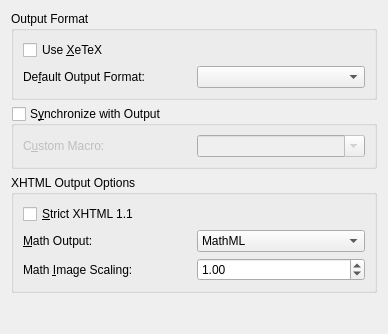
This is src/frontends/qt4/ui/OutputUi.ui in cburschka/lyx as Qt 5 draws it before an edit. The edited form follows.
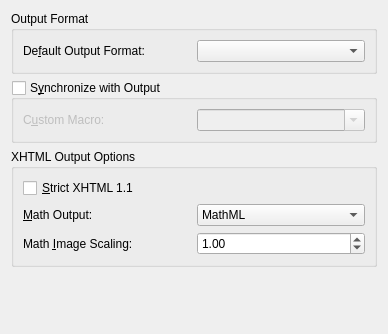
This is the edited form.

Commit message: Implement GUI for LuaTeX. File format change due to the renaming of the \use_xetex buffer param.

The edit to the form file:
```diff
--- a/src/frontends/qt4/ui/OutputUi.ui
+++ b/src/frontends/qt4/ui/OutputUi.ui
@@ -12,10 +12,10 @@
   <property name="windowTitle" >
    <string>Form</string>
   </property>
-  <layout class="QVBoxLayout" name="verticalLayout" >
-   <item>
-    <widget class="QGroupBox" name="outputFormatGB" >
-     <property name="title" >
+  <layout class="QGridLayout" name="gridLayout">
+   <item row="0" column="0">
+    <widget class="QGroupBox" name="outputFormatGB">
+     <property name="title">
       <string>Output Format</string>
      </property>
      <property name="flat" >
@@ -28,9 +28,9 @@
       <property name="spacing" >
        <number>6</number>
       </property>
-      <item row="1" column="0" >
-       <layout class="QHBoxLayout" >
-        <property name="spacing" >
+      <item row="0" column="0">
+       <layout class="QHBoxLayout">
+        <property name="spacing">
          <number>6</number>
         </property>
         <property name="margin" >
@@ -58,22 +58,12 @@
         </item>
        </layout>
       </item>
-      <item row="0" column="0" >
-       <widget class="QCheckBox" name="xetexCB" >
-        <property name="toolTip" >
-         <string>Use the XeTeX processing engine</string>
-        </property>
-        <property name="text" >
-         <string>Use &amp;XeTeX</string>
-        </property>
-       </widget>
-      </item>
      </layout>
     </widget>
    </item>
-   <item>
-    <widget class="QGroupBox" name="outputsyncCB" >
-     <property name="toolTip" >
+   <item row="1" column="0">
+    <widget class="QGroupBox" name="outputsyncCB">
+     <property name="toolTip">
       <string>Enable forward/reverse search between editor and output (e.g., SyncTeX)</string>
      </property>
      <property name="title" >
@@ -116,9 +106,9 @@
      </layout>
     </widget>
    </item>
-   <item>
-    <widget class="QGroupBox" name="xhtmlGB" >
-     <property name="title" >
+   <item row="2" column="0">
+    <widget class="QGroupBox" name="xhtmlGB">
+     <property name="title">
       <string>XHTML Output Options</string>
      </property>
      <property name="flat" >
@@ -228,9 +218,9 @@
      </layout>
     </widget>
    </item>
-   <item>
-    <spacer name="verticalSpacer" >
-     <property name="orientation" >
+   <item row="3" column="0">
+    <spacer name="verticalSpacer">
+     <property name="orientation">
       <enum>Qt::Vertical</enum>
      </property>
      <property name="sizeHint" stdset="0" >
```
Left out of the diff: 128 changed lines with no effect on the pictures. The commit also changes 8 other files.
